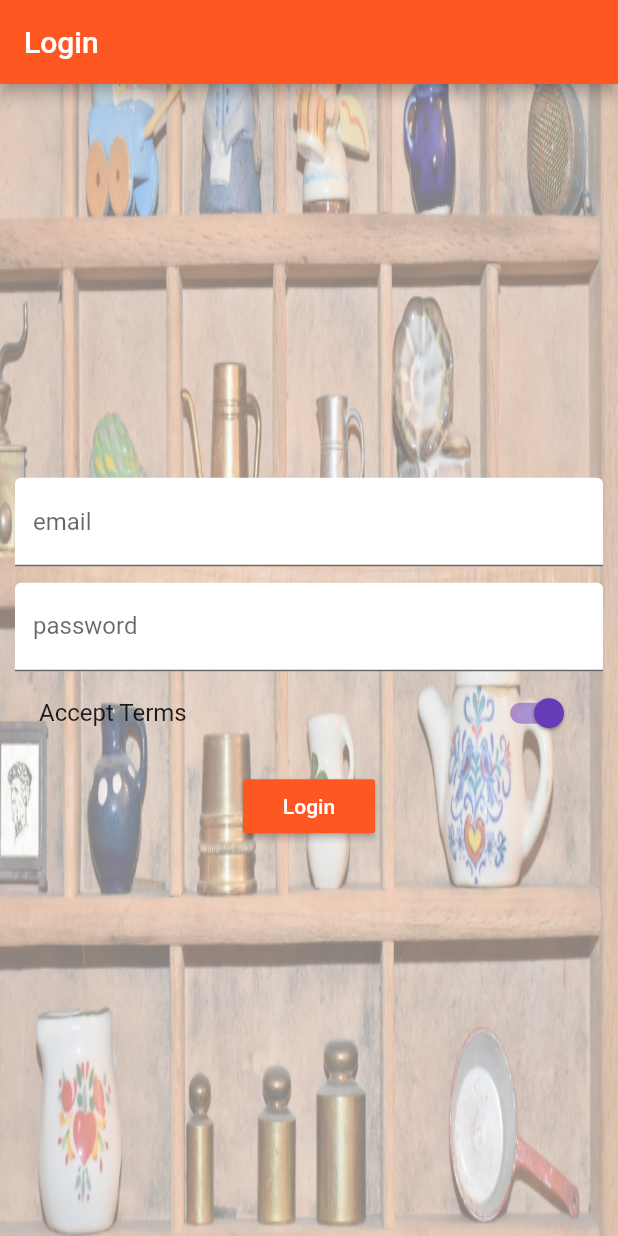
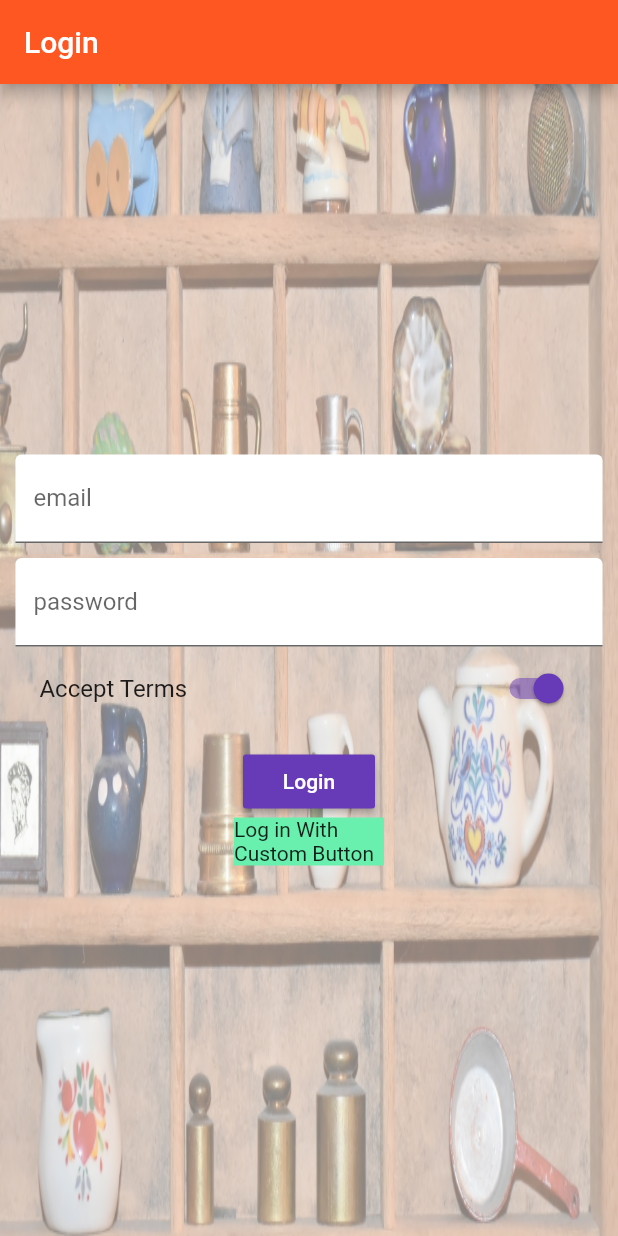
Before and after one commit to john-martens/udemy_course, a Flutter app: the screen it shows after launch, on a phone screen of 412 x 824 dp. Run offline on Flutter 3.47's test engine with Material 2 defaults, Android fonts, the phone set to English and light mode, and no system bars.

Commit message:
completed widgets module 8

```diff
--- a/lib/main.dart
+++ b/lib/main.dart
@@ -44,8 +44,10 @@ class _MyAppState extends State<MyApp>{
       theme:ThemeData(
         //brightness:  Brightness.light -> can also do dark
         //fontFamily:  'Oswald' -> set for entire app
+        brightness: Brightness.light,
         primarySwatch: Colors.deepOrange,
-        accentColor: Colors.deepPurple
+        accentColor: Colors.deepPurple,
+        buttonColor: Colors.deepPurple
       ),
       //home: AuthPage(),
       routes: {
--- a/lib/pages/auth.dart
+++ b/lib/pages/auth.dart
@@ -12,70 +12,98 @@ class _AuthPageState extends State<AuthPage> {
   String _passwordVal;
   bool _acceptTerms = false;
 
-  @override
-  Widget build(BuildContext context) {
-    return Scaffold(
-      appBar: AppBar(title: Text("Login")),
-      body: Container(
-        decoration: BoxDecoration(
-          image: DecorationImage(
+  DecorationImage _getBG() {
+    return DecorationImage(
         image: AssetImage('assets/background.jpg'),
         fit: BoxFit.fill,
-            colorFilter: ColorFilter.mode(Colors.black.withOpacity(0.5), BlendMode.dstATop)
-            ),
-        ),
-        padding: EdgeInsets.all(10.0),
-        child: Center(
-          child: SingleChildScrollView(
-            child: Column(children: <Widget>[
-              TextField(
+        colorFilter:
+            ColorFilter.mode(Colors.black.withOpacity(0.5), BlendMode.dstATop));
+  }
+
+  Widget _buildEmailTextField() {
+    return TextField(
       decoration: InputDecoration(
-                  labelText: "email",
-                  filled: true,
-                  fillColor: Colors.white
-                  ),
+          labelText: "email", filled: true, fillColor: Colors.white),
       keyboardType: TextInputType.emailAddress,
       onChanged: (String val) {
         setState(() {
           _emailVal = val;
         });
       },
-              ),
-              SizedBox(height: 10.9),
-              TextField(
+    );
+  }
+
+  Widget _buildPassWordTextField() {
+    return TextField(
       decoration: InputDecoration(
-                  labelText: "password",
-                  filled: true,
-                  fillColor: Colors.white
-                  ),
+          labelText: "password", filled: true, fillColor: Colors.white),
       obscureText: true,
       onChanged: (String val) {
         setState(() {
           _passwordVal = val;
         });
       },
-              ),
-              SwitchListTile(
+    );
+  }
+
+  Widget _buildAcceptTermsSwitch() {
+    return SwitchListTile(
         value: true,
         onChanged: (bool val) {
           setState(() {
             _acceptTerms = val;
           });
         },
-                  title: Text("Accept Terms")),
-              SizedBox(height: 10.0),
-              RaisedButton(
-                child: Text("Login"),
-                color: Theme.of(context).primaryColor,
-                textColor: Colors.white,
-                onPressed: () {
+        title: Text("Accept Terms"));
+  }
+
+  void _submitForm() {
     print(_emailVal);
     print(_passwordVal);
     print(_acceptTerms);
     Navigator.pushReplacementNamed(context, '/products');
-                },
+  }
+
+  @override
+  Widget build(BuildContext context) {
+    final double _deviceWidth = MediaQuery.of(context).size.width;
+    final double _containWidth = _deviceWidth > 550? 500.0 :  _deviceWidth * 0.95;
+    return Scaffold(
+      appBar: AppBar(title: Text("Login")),
+      body: Container(
+        decoration: BoxDecoration(
+          image: _getBG(),
         ),
+        padding: EdgeInsets.all(10.0),
+        child: Center(
+          child: SingleChildScrollView(
+            child: Container(
+              width: _containWidth,
+              child: Column(children: <Widget>[
+                _buildEmailTextField(),
+                SizedBox(height: 10.0),
+                _buildPassWordTextField(),
+                _buildAcceptTermsSwitch(),
+                SizedBox(height: 10.0),
+                RaisedButton(
+                    child: Text("Login"),
+                    textColor: Colors.white,
+                    onPressed: _submitForm
+                ),
+                /*
+                Alternative:  Custom button as Container wrapped in Gesture Dector
+                */
+                GestureDetector(
+                  onTap: _submitForm,
+                  child: Container(
+                    alignment: Alignment.center,
+                    width: 100.0,
+                    child: Text("Log in With Custom Button"),
+                    color: Colors.greenAccent,
+                  ),
+                )
               ]),
+            ),
           ),
         ),
       ),
```
Also changed, not shown: lib/pages/home_page.dart (+24 -20 lines), lib/pages/product_admin.dart (+27 -23 lines), lib/pages/product_create_page.dart (+54 -53 lines), lib/pages/product_page.dart (+45 -39 lines), lib/widgets/products/product_card.dart (+23 -18 lines). Lines whose indentation alone changed are shown as unchanged.
